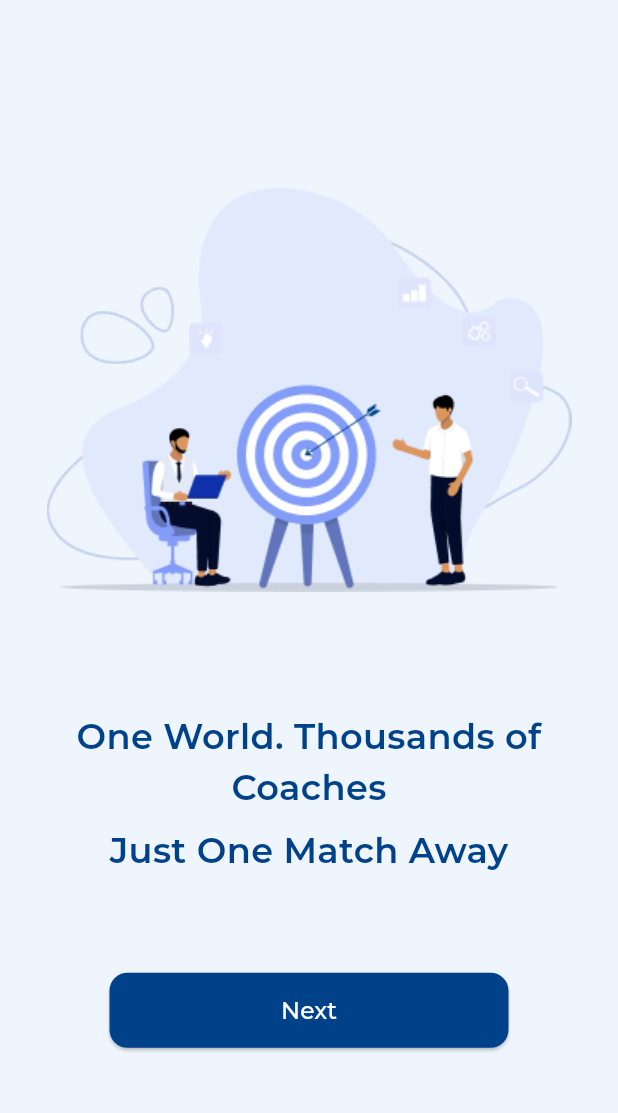
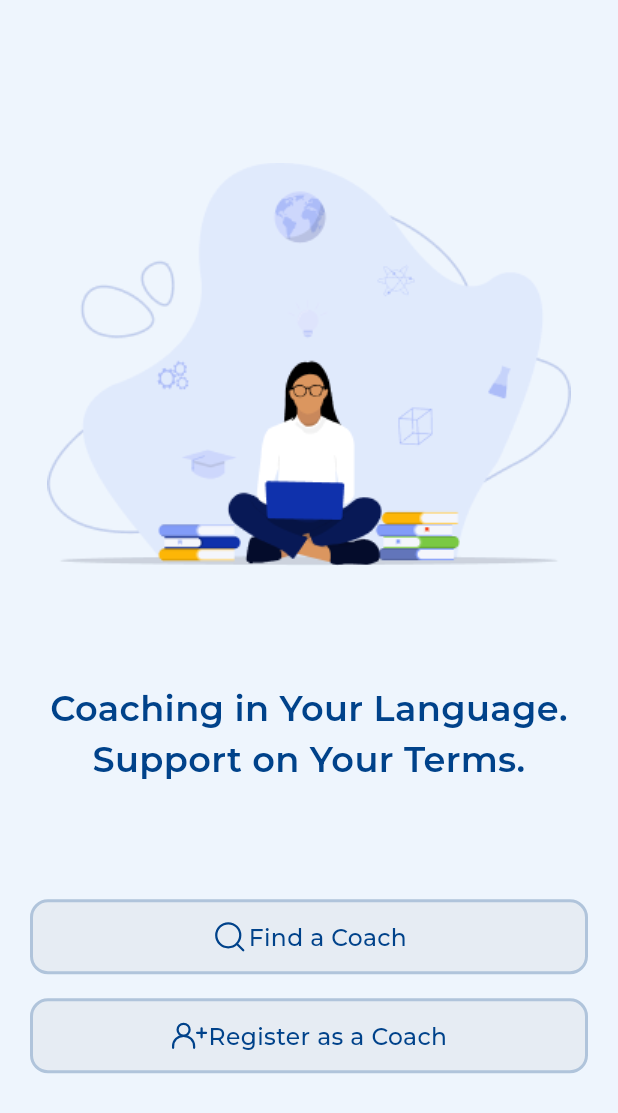
Before and after one commit to MdLimon123/Find-A-Coach, a Flutter app: the screen it shows after launch, after a tap on "Next", on a phone screen of 412 x 824 dp. Shown: the top 1113 px of the screen. Run offline on Flutter 3.47's test engine with Material 3 defaults, Android fonts, the phone set to English and light mode, and no system bars; our stand-ins replace flutter_screenutil, flutter_spinkit, flutter_svg, get, image_cropper, image_picker and 2 more; project files that could hold a hidden picture were left out.

Commit message:
complete select role screen

```diff
--- a/lib/helpers/route.dart
+++ b/lib/helpers/route.dart
@@ -3,6 +3,7 @@ import 'package:find_me_a_coach/views/screen/ClientFlow/ClientBooking/profile_sc
 import 'package:find_me_a_coach/views/screen/ClientFlow/ClientChat/client_inbox_screen.dart';
 import 'package:find_me_a_coach/views/screen/ClientFlow/ClientCommunity/client_community_screen.dart';
 import 'package:find_me_a_coach/views/screen/ClientFlow/Home/client_home_screen.dart';
+import 'package:find_me_a_coach/views/screen/Splash/select_role_screen.dart';
 import 'package:find_me_a_coach/views/screen/Splash/welcome_screen.dart';
 import 'package:get/get.dart';
 
@@ -14,6 +15,7 @@ class AppRoutes{
 
   static String splashScreen="/splash_screen";
   static String welcomeScreen="/welcome_screen";
+  static String selectRole = "/select_role_screen";
   static String clientHomeScreen="/client_home_screen";
   static String clientBookingScreen="/client_booking_screen";
   static String findCoach="/find_coach_screen";
@@ -25,6 +27,7 @@ class AppRoutes{
  static List<GetPage> page=[
     GetPage(name:splashScreen, page: ()=>const SplashScreen()),
     GetPage(name:welcomeScreen, page: ()=>const WelcomeScreen(),transition:Transition.noTransition),
+    GetPage(name:selectRole, page: ()=>const SelectRoleScreen(),transition:Transition.noTransition),
     GetPage(name:clientHomeScreen, page: ()=>const ClientHomeScreen(),transition:Transition.noTransition),
     GetPage(name:findCoach, page: ()=>const FindCoachScreen(),transition:Transition.noTransition),
     GetPage(name:clientCommunityScreen, page: ()=>const ClientCommunityScreen(),transition: Transition.noTransition),
--- /dev/null
+++ b/lib/views/screen/Splash/select_role_screen.dart
@@ -0,0 +1,83 @@
+import 'package:find_me_a_coach/utils/app_colors.dart';
+import 'package:find_me_a_coach/utils/style.dart';
+import 'package:flutter/material.dart';
+import 'package:flutter_svg/flutter_svg.dart';
+
+class SelectRoleScreen extends StatefulWidget {
+  const SelectRoleScreen({super.key});
+
+  @override
+  State<SelectRoleScreen> createState() => _SelectRoleScreenState();
+}
+
+class _SelectRoleScreenState extends State<SelectRoleScreen> {
+  @override
+  Widget build(BuildContext context) {
+    return Scaffold(
+      backgroundColor: AppColors.backgroundColor,
+      body: Column(
+        mainAxisAlignment: MainAxisAlignment.center,
+        crossAxisAlignment: CrossAxisAlignment.center,
+        children: [
+          Image.asset('assets/images/splash2.png'),
+          SizedBox(height: 78,),
+          Text("Coaching in Your Language. Support on Your Terms.",
+          style: AppStyles.h1(color: AppColors.primaryColor,fontWeight: FontWeight.w600),
+          textAlign: TextAlign.center,),
+          SizedBox(height: 76,),
+          Padding(
+            padding: const EdgeInsets.symmetric(horizontal: 20),
+            child: Container(
+              height: 50,
+              width: double.infinity,
+              decoration: BoxDecoration(
+                color: Color(0xFFE6ECF3),
+                borderRadius: BorderRadius.circular(12),
+                border: Border.all(color: Color(0xFFB0C4DB),
+                width: 2)
+              ),
+              child: Row(
+                mainAxisAlignment: MainAxisAlignment.center,
+                crossAxisAlignment: CrossAxisAlignment.center,
+                children: [
+                  SvgPicture.asset('assets/icons/search.svg'),
+                  Text("Find a Coach",
+                  style: AppStyles.h3(
+                    fontWeight: FontWeight.w500,
+                    color: AppColors.primaryColor
+                  ),)
+                ],
+              ),
+            ),
+          ),
+          SizedBox(height: 16,),
+          Padding(
+            padding: const EdgeInsets.symmetric(horizontal: 20),
+            child: Container(
+              height: 50,
+              width: double.infinity,
+              decoration: BoxDecoration(
+                  color: Color(0xFFE6ECF3),
+                  borderRadius: BorderRadius.circular(12),
+                  border: Border.all(color: Color(0xFFB0C4DB),
+                      width: 2)
+              ),
+              child: Row(
+                mainAxisAlignment: MainAxisAlignment.center,
+                crossAxisAlignment: CrossAxisAlignment.center,
+                children: [
+                  SvgPicture.asset('assets/icons/user.svg'),
+                  Text("Register as a Coach",
+                    style: AppStyles.h3(
+                        fontWeight: FontWeight.w500,
+                        color: AppColors.primaryColor
+                    ),)
+                ],
+              ),
+            ),
+          ),
+        ],
+      ),
+    );
+  }
+}
--- a/lib/views/screen/Splash/welcome_screen.dart
+++ b/lib/views/screen/Splash/welcome_screen.dart
@@ -1,8 +1,10 @@
 
+import 'package:find_me_a_coach/helpers/route.dart';
 import 'package:find_me_a_coach/utils/app_colors.dart';
 import 'package:find_me_a_coach/utils/style.dart';
 import 'package:find_me_a_coach/views/base/custom_button.dart';
 import 'package:flutter/material.dart';
+import 'package:get/get.dart';
 
 
 class WelcomeScreen extends StatefulWidget {
@@ -35,7 +37,9 @@ class _WelcomeScreenState extends State<WelcomeScreen> {
           SizedBox(height: 64,),
           Padding(
             padding: const EdgeInsets.symmetric(horizontal: 73),
-            child: CustomButton(onTap: (){},
+            child: CustomButton(onTap: (){
+              Get.offAndToNamed(AppRoutes.selectRole);
+            },
                 text: "Next"),
           )
 
```
Also changed, not shown: assets/icons/user.svg (added).
